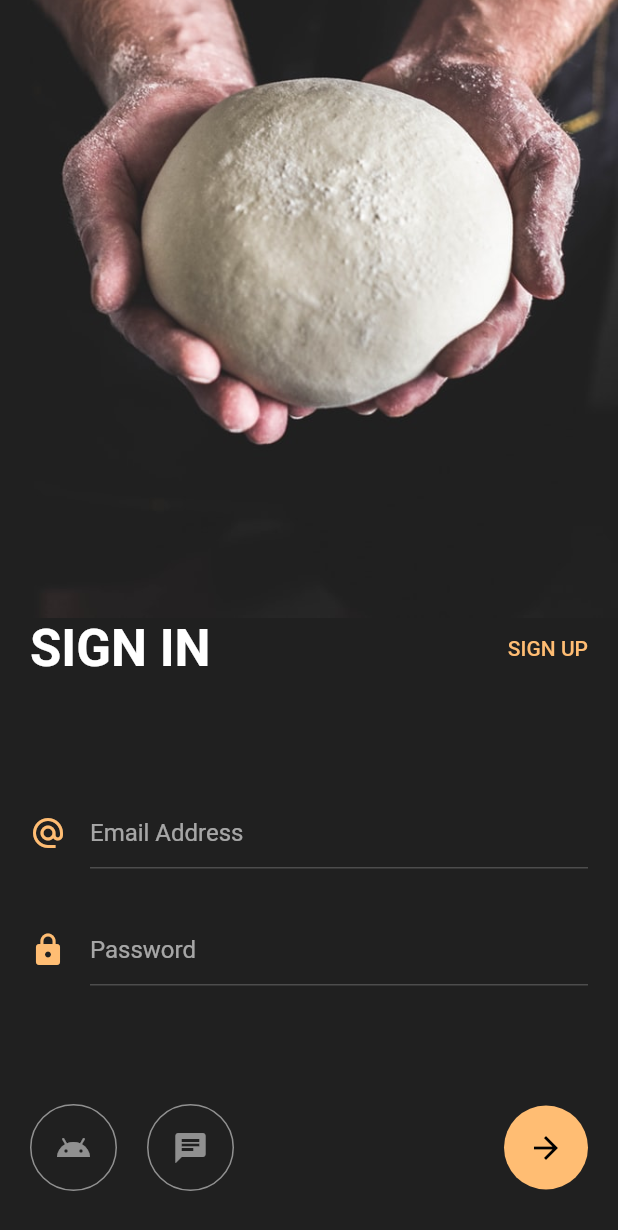
After one commit to chamrouensann/login---Flutter-App, a Flutter app: the screen it shows after launch, after a tap on "START LEARNING", on a phone screen of 412 x 824 dp. The commit adds this screen. Shown: the top 1230 px of the screen. Run offline on Flutter 3.47's test engine with Material 2 defaults, Android fonts, the phone set to English and light mode, and no system bars.

Commit message:
Completed the SignIn screen and completed the project

```diff
--- a/login_screen_source_code/lib/main.dart
+++ b/login_screen_source_code/lib/main.dart
@@ -1,5 +1,6 @@
 import 'package:flutter/material.dart';
 import 'package:loginscreensourcecode/constant.dart';
+import 'package:loginscreensourcecode/signin_screen.dart';
 
 void main() {
   runApp(MyApp());
@@ -26,6 +27,13 @@ class MyApp extends StatelessWidget {
           headline: TextStyle(
             color: Colors.white,
             fontWeight: FontWeight.normal,
+          ),
+        ),
+        inputDecorationTheme: InputDecorationTheme(
+          enabledBorder: UnderlineInputBorder(
+            borderSide: BorderSide(
+              color: Colors.white.withOpacity(.2),
+            ),
           ),
         ),
       ),
@@ -71,9 +79,21 @@ class WelcomeScreen extends StatelessWidget {
                   ),
                 ),
                 FittedBox(
+                  child: GestureDetector(
+                    onTap: () {
+                      Navigator.push(
+                        context,
+                        MaterialPageRoute(
+                          builder: (context) {
+                            return SignInScreen();
+                          },
+                        ),
+                      );
+                    },
                     child: Container(
                       margin: EdgeInsets.only(bottom: 20),
-                    padding: EdgeInsets.symmetric(horizontal: 26, vertical: 16),
+                      padding:
+                          EdgeInsets.symmetric(horizontal: 26, vertical: 16),
                       decoration: BoxDecoration(
                         borderRadius: BorderRadius.circular(25),
                         color: kPrimaryColor,
@@ -95,6 +115,7 @@ class WelcomeScreen extends StatelessWidget {
                         ],
                       ),
                     ),
+                  ),
                 )
               ],
             ),
--- /dev/null
+++ b/login_screen_source_code/lib/signin_screen.dart
@@ -0,0 +1,135 @@
+import 'package:flutter/material.dart';
+import 'package:loginscreensourcecode/constant.dart';
+
+class SignInScreen extends StatelessWidget {
+  @override
+  Widget build(BuildContext context) {
+    return Scaffold(
+      body: Column(
+        children: [
+          Expanded(
+            flex: 3,
+            child: Container(
+              decoration: BoxDecoration(
+                image: DecorationImage(
+                  image: AssetImage("assets/perosn.jpeg"),
+                  fit: BoxFit.cover,
+                  alignment: Alignment.bottomCenter,
+                ),
+              ),
+            ),
+          ),
+          Expanded(
+            flex: 3,
+            child: Padding(
+              padding: const EdgeInsets.symmetric(horizontal: 20),
+              child: Column(
+                children: [
+                  Row(
+                    mainAxisAlignment: MainAxisAlignment.spaceBetween,
+                    children: [
+                      Text(
+                        "SIGN IN",
+                        style: Theme.of(context).textTheme.display1,
+                      ),
+                      Text(
+                        "SIGN UP",
+                        style: Theme.of(context).textTheme.button,
+                      ),
+                    ],
+                  ),
+                  Spacer(),
+                  Padding(
+                    padding: const EdgeInsets.only(bottom: 30),
+                    child: Row(
+                      crossAxisAlignment: CrossAxisAlignment.center,
+                      children: [
+                        Padding(
+                          padding: const EdgeInsets.only(right: 16),
+                          child: Icon(
+                            Icons.alternate_email,
+                            color: kPrimaryColor,
+                          ),
+                        ),
+                        Expanded(
+                          child: TextField(
+                            decoration:
+                                InputDecoration(hintText: "Email Address"),
+                          ),
+                        )
+                      ],
+                    ),
+                  ),
+                  Row(
+                    crossAxisAlignment: CrossAxisAlignment.center,
+                    children: [
+                      Padding(
+                        padding: const EdgeInsets.only(right: 16),
+                        child: Icon(
+                          Icons.lock,
+                          color: kPrimaryColor,
+                        ),
+                      ),
+                      Expanded(
+                        child: TextField(
+                          decoration: InputDecoration(hintText: "Password"),
+                        ),
+                      )
+                    ],
+                  ),
+                  Spacer(),
+                  Padding(
+                    padding: const EdgeInsets.only(bottom: 30),
+                    child: Row(
+                      children: [
+                        Container(
+                          padding: EdgeInsets.all(16),
+                          decoration: BoxDecoration(
+                            shape: BoxShape.circle,
+                            border: Border.all(
+                              color: Colors.white.withOpacity(.5),
+                            ),
+                          ),
+                          child: Icon(
+                            Icons.android,
+                            color: Colors.white.withOpacity(.5),
+                          ),
+                        ),
+                        SizedBox(width: 20),
+                        Container(
+                          padding: EdgeInsets.all(16),
+                          decoration: BoxDecoration(
+                            shape: BoxShape.circle,
+                            border: Border.all(
+                              color: Colors.white.withOpacity(.5),
+                            ),
+                          ),
+                          child: Icon(
+                            Icons.chat,
+                            color: Colors.white.withOpacity(.5),
+                          ),
+                        ),
+                        Spacer(),
+                        Container(
+                          padding: EdgeInsets.all(16),
+                          decoration: BoxDecoration(
+                            shape: BoxShape.circle,
+                            color: kPrimaryColor,
+                          ),
+                          child: Icon(
+                            Icons.arrow_forward,
+                            color: Colors.black,
+                          ),
+                        ),
+                      ],
+                    ),
+                  )
+                ],
+              ),
+            ),
+          )
+        ],
+      ),
+    );
+  }
+}
```
Lines whose indentation alone changed are shown as unchanged.
